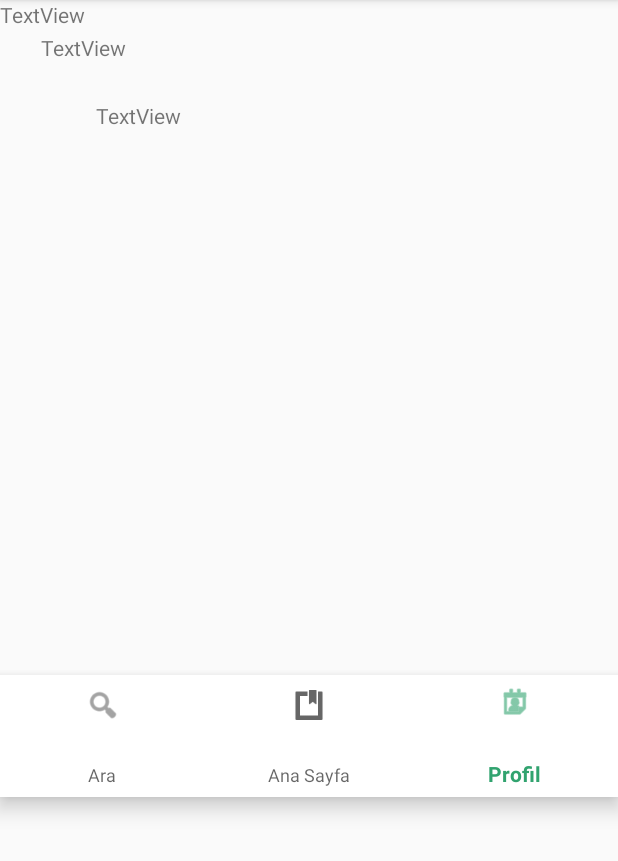
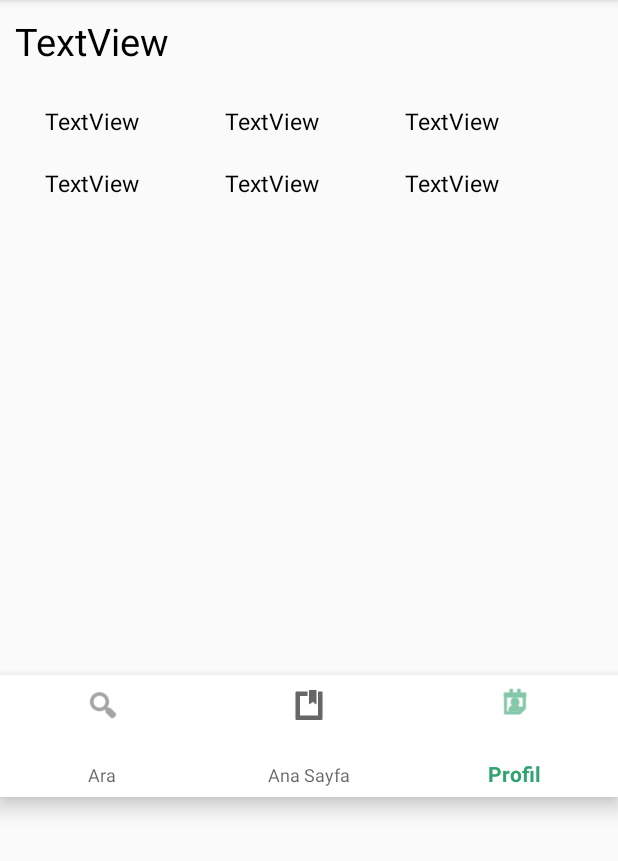
Before and after one commit to maliksenpai/fikirsozluk, an Android app: the screen it shows after launch once a user with an empty profile is signed in (Main), item 3 of the bottom bar chosen, on a phone screen of 412 x 824 dp, the part 84-945 px from its top. Run offline under Robolectric (Android 15) with nearby library versions, the phone set to English and light mode, and no system bars; our stand-ins replace Firebase (no records; nobody signed in at launch, a user with empty details on screens opened directly).

```diff
--- a/app/src/main/java/com/fikir/Model/Adapters/PostAdapter.kt
+++ b/app/src/main/java/com/fikir/Model/Adapters/PostAdapter.kt
@@ -23,7 +23,11 @@ class PostAdapter(val liste:MutableList<String>): RecyclerView.Adapter<PostAdapt
 
     override fun onBindViewHolder(holder: ViewHolder, position: Int) {
         holder.subject.setText(liste[position])
-        holder.subject.setOnClickListener { holder.itemView.context.startActivity(Intent(holder.itemView.context,ReadPost::class.java)) }
+        holder.subject.setOnClickListener {
+            var intent=Intent(holder.itemView.context,ReadPost::class.java)
+            intent.putExtra("subject",liste[position])
+            holder.itemView.context.startActivity(intent)
+        }
     }
 
     class ViewHolder(itemView: View) : RecyclerView.ViewHolder(itemView) {
--- /dev/null
+++ b/app/src/main/java/com/fikir/Model/Module/ReadModule.kt
@@ -0,0 +1,4 @@
+package com.fikir.Model.Module
+
+data class ReadModule(var text:String,var time:String,var nick:String) {
+}
--- a/app/src/main/java/com/fikir/UI/Activities/Main.kt
+++ b/app/src/main/java/com/fikir/UI/Activities/Main.kt
@@ -4,6 +4,8 @@ import androidx.appcompat.app.AppCompatActivity
 import android.os.Bundle
 import android.os.RecoverySystem
 import android.util.Log
+import android.view.View
+import android.widget.RelativeLayout
 import androidx.recyclerview.widget.RecyclerView
 import com.fikir.Presenter.MainPresenter
 import com.fikir.R
@@ -30,6 +32,22 @@ class Main : AppCompatActivity() {
             presenter.showpostfragmentpresenter()
         }
         presenter.postlist(findViewById<RecyclerView>(R.id.mainlist))
+        val mOnNavigationItemSelectedListener = BottomNavigationView.OnNavigationItemSelectedListener {
+            when(it.itemId){
+                R.id.menuanasayfa -> {
+                    findViewById<RelativeLayout>(R.id.anasayfa).visibility=View.VISIBLE
+                    findViewById<RelativeLayout>(R.id.profil).visibility=View.INVISIBLE
+                    return@OnNavigationItemSelectedListener true
+                }
+                R.id.menuprofil -> {
+                    findViewById<RelativeLayout>(R.id.anasayfa).visibility=View.INVISIBLE
+                    findViewById<RelativeLayout>(R.id.profil).visibility=View.VISIBLE
+                    return@OnNavigationItemSelectedListener true
+                }
+            }
+            false
+        }
+        menunavigationmenu.setOnNavigationItemSelectedListener(mOnNavigationItemSelectedListener)
     }
     fun showpostfragmentmain(){
         val fragment:NewPostFragment= NewPostFragment()
--- a/app/src/main/res/layout/activity_main2.xml
+++ b/app/src/main/res/layout/activity_main2.xml
@@ -8,7 +8,7 @@
         tools:context=".UI.Activities.Main">
     <RelativeLayout
             android:layout_width="match_parent"
-            android:layout_height="match_parent" android:id="@+id/anasayfa" android:visibility="invisible">
+            android:layout_height="match_parent" android:id="@+id/anasayfa" android:visibility="visible">
 
         <androidx.recyclerview.widget.RecyclerView
                 android:layout_width="398dp"
@@ -27,25 +27,67 @@
     </RelativeLayout>
     <RelativeLayout
             android:layout_width="match_parent"
+            android:visibility="invisible"
             android:layout_height="match_parent" android:id="@+id/profil">
-
         <TextView
                 android:text="TextView"
-                android:layout_width="141dp"
-                android:layout_height="32dp" android:id="@+id/textView" android:layout_alignParentStart="true"
-                android:layout_marginStart="27dp" android:layout_alignParentLeft="true"
-                android:layout_alignParentTop="true" android:layout_marginTop="22dp" android:layout_marginLeft="27dp"/>
+                android:layout_width="267dp"
+                android:layout_height="wrap_content" android:id="@+id/profilnick"
+                android:layout_marginTop="10dp"
+                android:layout_marginLeft="10dp"
+                android:textSize="25dp"
+                android:textColor="#000"/>
         <TextView
                 android:text="TextView"
                 android:layout_width="wrap_content"
-                android:layout_height="wrap_content" android:layout_alignParentStart="true"
-                android:layout_marginStart="64dp" android:layout_alignParentLeft="true"
-                android:layout_alignParentTop="true" android:id="@+id/profilpostsayısıtext" android:layout_marginTop="67dp"
-                android:layout_marginLeft="64dp"/>
+                android:layout_height="wrap_content" android:id="@+id/profilpostsayisi"
+                android:textSize="15dp"
+                android:textColor="#000"
+                android:layout_marginLeft="30dp"
+                android:layout_marginTop="70dp"/>
         <TextView
                 android:text="TextView"
                 android:layout_width="wrap_content"
-                android:layout_height="wrap_content" android:id="@+id/profilpostsayısı"/>
+                android:layout_height="wrap_content" android:id="@+id/profilpostsayisisayac"
+                android:textSize="15dp"
+                android:textColor="#000"
+                android:layout_below="@+id/profilpostsayisi"
+                android:layout_marginTop="20dp"
+                android:layout_marginLeft="30dp"/>
+        <TextView
+                android:text="TextView"
+                android:layout_width="wrap_content"
+                android:layout_height="wrap_content" android:id="@+id/profiltakipci"
+                android:textSize="15dp"
+                android:textColor="#000"
+                android:layout_marginLeft="150dp"
+                android:layout_marginTop="70dp"/>
+        <TextView
+                android:text="TextView"
+                android:layout_width="wrap_content"
+                android:layout_height="wrap_content" android:id="@+id/profiltakipcisayac"
+                android:textSize="15dp"
+                android:textColor="#000"
+                android:layout_below="@id/profiltakipci"
+                android:layout_marginTop="20dp"
+                android:layout_marginLeft="150dp"/>
+        <TextView
+                android:text="TextView"
+                android:layout_width="wrap_content"
+                android:layout_height="wrap_content" android:id="@+id/profiltakipedilen"
+                android:textSize="15dp"
+                android:textColor="#000"
+                android:layout_marginTop="70dp"
+                android:layout_marginLeft="270dp"/>
+        <TextView
+                android:text="TextView"
+                android:layout_width="wrap_content"
+                android:layout_height="wrap_content" android:id="@+id/profiltakipedilensayac"
+                android:textSize="15dp"
+                android:textColor="#000"
+                android:layout_below="@+id/profiltakipedilen"
+                android:layout_marginLeft="270dp"
+                android:layout_marginTop="20dp"/>
     </RelativeLayout>
     <com.google.android.material.bottomnavigation.BottomNavigationView
             android:layout_width="match_parent"
@@ -53,5 +95,6 @@
             android:layout_marginTop="450dp"
             android:background="#fff"
             android:id="@+id/mainmenubnavigation"
-            app:menu="@menu/mainmenu"/>
+            app:menu="@menu/mainmenu">
+    </com.google.android.material.bottomnavigation.BottomNavigationView>
 </FrameLayout>
--- a/app/src/main/res/values/styles.xml
+++ b/app/src/main/res/values/styles.xml
@@ -6,7 +6,6 @@
         <item name="colorPrimary">@color/colorPrimary</item>
         <item name="colorPrimaryDark">@color/colorPrimaryDark</item>
         <item name="colorAccent">@color/colorAccent</item>
-
     </style>
 
 </resources>
```
Also changed, not shown: app/src/main/java/com/fikir/Model/Adapters/ReadAdapter.kt (added, +33 -0 lines), app/src/main/java/com/fikir/Model/Firebase/Post.kt (+23 -2 lines), app/src/main/java/com/fikir/Model/Firebase/ReadList.kt (added, +81 -0 lines), app/src/main/java/com/fikir/Presenter/ReadPresenter.kt (added, +17 -0 lines), app/src/main/java/com/fikir/UI/Activities/ReadPost.kt (+34 -0 lines), app/src/main/java/com/fikir/UI/Fragments/ReadPostNewPost.kt (added, +23 -0 lines), app/src/main/res/layout/activity_read_post.xml (+25 -18 lines), app/src/main/res/layout/postreadlist.xml (+12 -2 lines), app/src/main/res/layout/readpostnewpostfragment.xml (added, +29 -0 lines).
